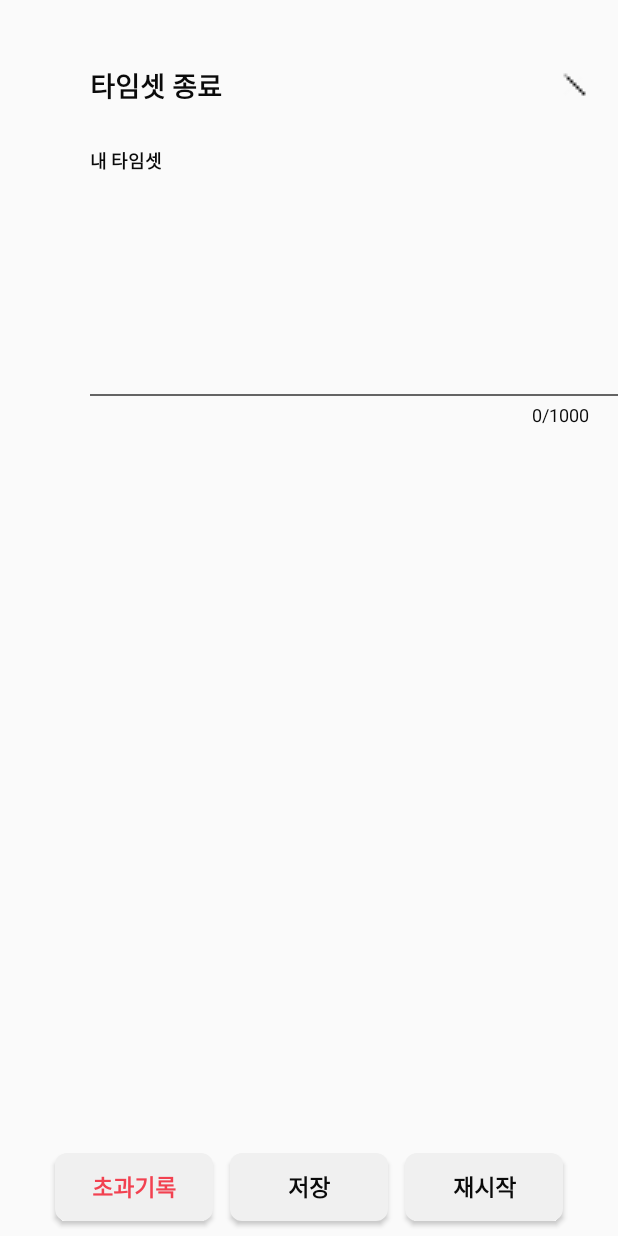
After one commit to ChallengeProject/timer_client_and, an Android app: the ProcEndActivity screen opened directly, with no data from a screen before it, on a phone screen of 412 x 824 dp. The commit adds this screen. Run offline under Robolectric (Android 15) with nearby library versions, the phone set to English and light mode, and no system bars.

Commit message:
전용 Time,TimeSet 객체 적용 / 타임종료 view

```diff
--- a/app/build.gradle
+++ b/app/build.gradle
@@ -19,6 +19,9 @@ android {
         }
     }
     dataBinding.enabled = true
+    androidExtensions {
+        experimental = true
+    }
 }
 
 dependencies {
@@ -37,5 +40,8 @@ dependencies {
     implementation 'androidx.appcompat:appcompat:1.0.2'
     implementation 'androidx.constraintlayout:constraintlayout:1.1.3'
 
+    implementation 'org.parceler:parceler-api:1.1.12'
+    annotationProcessor 'org.parceler:parceler:1.1.12'
+
     implementation 'io.reactivex.rxjava2:rxandroid:2.1.1'
 }
--- /dev/null
+++ b/app/src/main/java/com/timer/proc/ProcEndActivity.kt
@@ -0,0 +1,35 @@
+package com.timer.proc
+
+import android.content.Context
+import android.content.Intent
+import android.os.Bundle
+import androidx.appcompat.app.AppCompatActivity
+import com.timer.R
+
+class ProcEndActivity : AppCompatActivity() {
+
+
+    companion object {
+        val TIMES = "TIMES"
+        private val READY_SEC = "READY_SEC"
+
+        fun startProcEndActivity(context: Context) {
+            context.startActivity(Intent(context, ProcEndActivity::class.java).apply {
+            })
+        }
+
+    }
+
+
+
+    override fun onCreate(savedInstanceState: Bundle?) {
+        super.onCreate(savedInstanceState)
+        setContentView(R.layout.activity_proc_end)
+
+
+
+    }
+
+
+
+}
--- a/app/src/main/java/com/timer/proc/ProcNotification.kt
+++ b/app/src/main/java/com/timer/proc/ProcNotification.kt
@@ -58,7 +58,7 @@ class TimingNotification(val procService: ProcService, val times_: ArrayList<Int
             val notificationIntent = Intent(procService, ProcActivity::class.java).apply {
                 action = (Intent.ACTION_MAIN)
                 addCategory(Intent.CATEGORY_LAUNCHER)
-                putIntegerArrayListExtra(ProcActivity.TIMES, times)
+                putIntegerArrayListExtra(ProcActivity.TIMES_FOR_NOTIFIACTION, times)
             }
 //            notificationIntent.action = "TIMING_NOTI_ACTION"
 
--- /dev/null
+++ b/app/src/main/res/layout/activity_proc_end.xml
@@ -0,0 +1,167 @@
+<?xml version="1.0" encoding="utf-8"?>
+<androidx.constraintlayout.widget.ConstraintLayout xmlns:android="http://schemas.android.com/apk/res/android"
+        xmlns:app="http://schemas.android.com/apk/res-auto"
+        xmlns:tools="http://schemas.android.com/tools"
+        android:layout_width="match_parent"
+        android:layout_height="match_parent"
+        tools:context=".proc.ProcEndActivity">
+
+    <TextView
+            android:id="@+id/tvTimesetEndText"
+            android:layout_width="wrap_content"
+            android:layout_height="wrap_content"
+            android:layout_marginStart="60dp"
+            android:layout_marginTop="43dp"
+            android:text="타임셋 종료"
+            android:textColor="#0a0a0a"
+            android:textSize="18dp"
+            android:textStyle="bold"
+            app:layout_constraintBottom_toTopOf="@id/tvMyTimesetText"
+            app:layout_constraintLeft_toLeftOf="parent"
+            app:layout_constraintTop_toTopOf="parent" />
+
+
+    <ImageView
+            android:id="@+id/ivTimesetEndBtn"
+            android:layout_width="36dp"
+            android:layout_height="36dp"
+            android:layout_marginEnd="10dp"
+            android:background="?attr/selectableItemBackgroundBorderless"
+            android:src="@drawable/btn_close_big"
+            app:layout_constraintBottom_toBottomOf="@id/tvTimesetEndText"
+            app:layout_constraintRight_toRightOf="parent"
+            app:layout_constraintTop_toTopOf="@id/tvTimesetEndText" />
+
+    <TextView
+            android:id="@+id/tvMyTimesetText"
+            android:layout_width="wrap_content"
+            android:layout_height="wrap_content"
+            android:layout_marginTop="27dp"
+            android:text="내 타임셋"
+            android:textColor="#0a0a0a"
+            android:textSize="12dp"
+            android:textStyle="bold"
+            app:layout_constraintBottom_toTopOf="@id/tvDateInfo"
+            app:layout_constraintLeft_toLeftOf="@id/tvTimesetEndText"
+            app:layout_constraintTop_toBottomOf="@id/tvTimesetEndText" />
+
+
+    <TextView
+            android:id="@+id/tvDateInfo"
+            android:layout_width="wrap_content"
+            android:layout_height="wrap_content"
+            android:layout_marginTop="5dp"
+            android:textColor="#0a0a0a"
+            android:textSize="12dp"
+            app:layout_constraintBottom_toTopOf="@id/etContent"
+            app:layout_constraintLeft_toLeftOf="@id/tvTimesetEndText"
+            app:layout_constraintTop_toBottomOf="@id/tvMyTimesetText"
+            tools:text="19.5.24 / 9:42 AM - 9:43 AM" />
+
+    <EditText
+            android:id="@+id/etContent"
+            android:layout_width="0dp"
+            android:layout_height="wrap_content"
+            android:layout_marginTop="13dp"
+            android:layout_marginRight="19dp"
+            android:background="@null"
+            android:gravity="top"
+            android:lines="6"
+            android:textColor="#0a0a0a"
+            android:textSize="15dp"
+            app:layout_constraintLeft_toLeftOf="@id/tvTimesetEndText"
+            app:layout_constraintRight_toRightOf="parent"
+            app:layout_constraintTop_toBottomOf="@id/tvDateInfo" />
+
+    <View
+            android:layout_width="0dp"
+            android:layout_height="1dp"
+            android:background="#646464"
+            app:layout_constraintEnd_toEndOf="parent"
+            app:layout_constraintStart_toStartOf="@id/etContent"
+            app:layout_constraintTop_toBottomOf="@id/etContent" />
+
+    <TextView
+            android:id="@+id/tvExceedErrorText"
+            android:layout_width="wrap_content"
+            android:layout_height="wrap_content"
+            android:layout_marginTop="5dp"
+            android:text="작성 가능한 글자 수가 초과됐어요"
+            android:textColor="#f24150"
+            android:textSize="12dp"
+            android:visibility="invisible"
+            app:layout_constraintLeft_toLeftOf="@id/tvTimesetEndText"
+            app:layout_constraintTop_toBottomOf="@id/etContent"
+            tools:visibility="visible" />
+
+    <TextView
+            android:id="@+id/tvExceedNumberText"
+            android:layout_width="wrap_content"
+            android:layout_height="wrap_content"
+            android:layout_marginTop="5dp"
+            android:text="/1000"
+            android:textColor="#0a0a0a"
+            android:textSize="12dp"
+            app:layout_constraintEnd_toEndOf="@id/etContent"
+            app:layout_constraintLeft_toRightOf="@id/tvExceedNumber"
+            app:layout_constraintRight_toRightOf="@id/etContent"
+            app:layout_constraintTop_toBottomOf="@id/etContent" />
+
+    <TextView
+            android:id="@+id/tvExceedNumber"
+            android:layout_width="wrap_content"
+            android:layout_height="wrap_content"
+            android:layout_marginTop="5dp"
+            android:text="0"
+            android:textColor="#0a0a0a"
+            android:textSize="12dp"
+            app:layout_constraintRight_toLeftOf="@id/tvExceedNumberText"
+            app:layout_constraintTop_toBottomOf="@id/etContent" />
+
+    <Button
+            android:id="@+id/btExceed"
+            android:layout_width="105dp"
+            android:layout_height="45dp"
+            android:layout_marginStart="25dp"
+            android:layout_marginBottom="10dp"
+            android:background="@drawable/bg_bottom_button_gray"
+            android:text="초과기록"
+            android:textColor="#f24150"
+            android:textSize="15dp"
+            android:textStyle="bold"
+            app:layout_constraintBottom_toBottomOf="parent"
+            app:layout_constraintEnd_toStartOf="@id/bt2"
+            app:layout_constraintStart_toStartOf="parent" />
+
+
+    <Button
+            android:id="@+id/bt2"
+            android:layout_width="105dp"
+            android:layout_height="45dp"
+            android:background="@drawable/bg_bottom_button_gray"
+            android:text="저장"
+            android:textColor="#0a0a0a"
+            android:textSize="15dp"
+            android:textStyle="bold"
+            app:layout_constraintBottom_toBottomOf="@id/btExceed"
+            app:layout_constraintEnd_toStartOf="@id/bt3"
+            app:layout_constraintStart_toEndOf="@id/btExceed"
+
+            />
+
+    <Button
+            android:id="@+id/bt3"
+            android:layout_width="105dp"
+            android:layout_height="45dp"
+            android:layout_marginEnd="25dp"
+            android:background="@drawable/bg_bottom_button_gray"
+            android:text="재시작"
+            android:textColor="#0a0a0a"
+            android:textSize="15dp"
+            android:textStyle="bold"
+            app:layout_constraintBottom_toBottomOf="@id/btExceed"
+            app:layout_constraintEnd_toEndOf="parent"
+            app:layout_constraintStart_toEndOf="@id/bt2" />
+
+
+</androidx.constraintlayout.widget.ConstraintLayout>
```
Also changed, not shown: app/src/main/AndroidManifest.xml (+14 -13 lines), app/src/main/java/com/timer/main/MainFragment.kt (+11 -12 lines), app/src/main/java/com/timer/proc/ProcActivity.kt (+21 -20 lines), app/src/main/java/com/timer/proc/ProcService.kt (+19 -15 lines), app/src/main/java/com/timer/se_data/Time.kt (added, +41 -0 lines).
